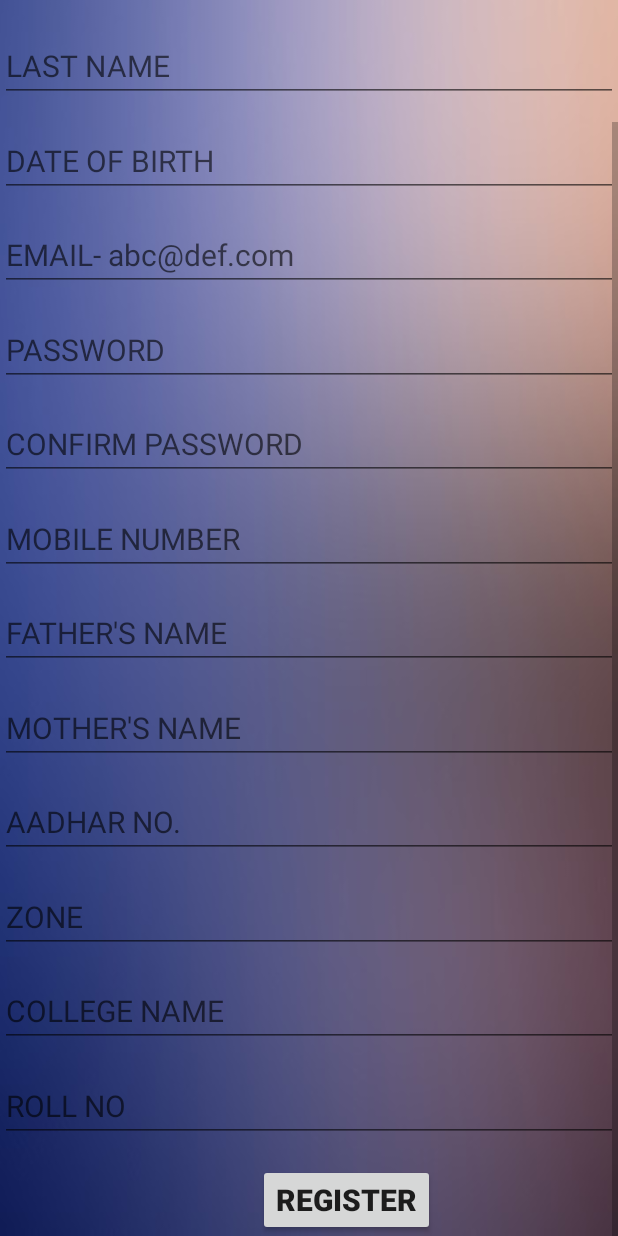
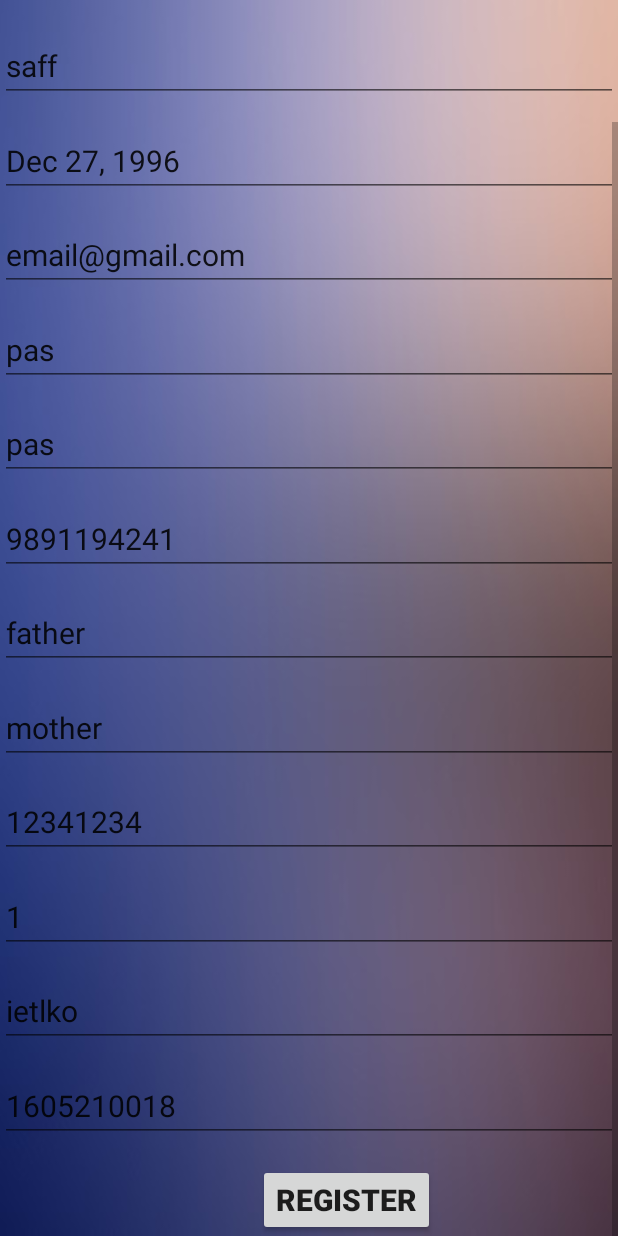
Before and after one commit to devabhi36/Pravah18, an Android app: the Register screen opened directly, with no data from a screen before it, scrolled down 90 dp, on a phone screen of 412 x 824 dp. Run offline under Robolectric (Android 15) with nearby library versions, the phone set to English and light mode, and no system bars.

Commit message:
Added backend registration ability.
Added network connection to the php script, establishing connection to the mysql database to register the participant based on entered information.

```diff
--- a/app/src/main/res/layout/activity_register.xml
+++ b/app/src/main/res/layout/activity_register.xml
@@ -22,83 +22,121 @@
             <EditText
                 android:layout_width="match_parent"
                 android:layout_height="wrap_content"
+                android:id="@+id/firstname"
                 android:hint="FIRST NAME"
                 android:textSize="20dp"
+                android:text="sas"
                 android:layout_marginTop="47dp" />
+
             <EditText
                 android:layout_width="match_parent"
                 android:layout_height="wrap_content"
+                android:id="@+id/lastname"
                 android:hint="LAST NAME"
+                android:text="saff"
                 android:textSize="20dp"
                 android:layout_marginTop="110dp" />
+
             <EditText
                 android:layout_width="match_parent"
                 android:layout_height="wrap_content"
+                android:id="@+id/dob"
                 android:hint="DATE OF BIRTH"
                 android:textSize="20dp"
+                android:text="Dec 27, 1996"
                 android:layout_marginTop="173dp"
-        android:onClick="dob"
-        android:id="@+id/dob"/>
+                android:onClick="dob" />
+
             <EditText
                 android:layout_width="match_parent"
                 android:layout_height="wrap_content"
+                android:id="@+id/email"
                 android:hint="EMAIL- abc@def.com"
                 android:textSize="20dp"
+                android:text="email@gmail.com"
                 android:layout_marginTop="236dp" />
+
             <EditText
                 android:layout_width="match_parent"
                 android:layout_height="wrap_content"
+                android:id="@+id/password"
                 android:hint="PASSWORD"
+                android:text="pas"
                 android:textSize="20dp"
                 android:layout_marginTop="299dp" />
+
             <EditText
                 android:layout_width="match_parent"
                 android:layout_height="wrap_content"
+                android:text="pas"
                 android:hint="CONFIRM PASSWORD"
+                android:id="@+id/cpassword"
                 android:textSize="20dp"
                 android:layout_marginTop="362dp" />
+
             <EditText
                 android:layout_width="match_parent"
                 android:layout_height="wrap_content"
+                android:id="@+id/mobile"
                 android:hint="MOBILE NUMBER"
+                android:text="9891194241"
                 android:textSize="20dp"
                 android:layout_marginTop="425dp" />
+
             <EditText
                 android:layout_width="match_parent"
                 android:layout_height="wrap_content"
+                android:id="@+id/fathername"
                 android:hint="FATHER'S NAME"
+                android:text="father"
                 android:textSize="20dp"
                 android:layout_marginTop="488dp" />
+
             <EditText
                 android:layout_width="match_parent"
                 android:layout_height="wrap_content"
+                android:id="@+id/mothername"
                 android:hint="MOTHER'S NAME"
                 android:textSize="20dp"
+                android:text="mother"
                 android:layout_marginTop="551dp" />
+
             <EditText
                 android:layout_width="match_parent"
                 android:layout_height="wrap_content"
-                android:hint="AADHAR NO."
+                android:id="@+id/aadhaar"
+                android:hint="AADHAAR NO."
+                android:text="12341234"
                 android:textSize="20dp"
                 android:layout_marginTop="614dp" />
+
             <EditText
                 android:layout_width="match_parent"
                 android:layout_height="wrap_content"
+                android:id="@+id/zone"
                 android:hint="ZONE"
+                android:text="1"
                 android:textSize="20dp"
                 android:layout_marginTop="677dp" />
+
             <EditText
                 android:layout_width="match_parent"
                 android:layout_height="wrap_content"
+                android:id="@+id/college"
                 android:hint="COLLEGE NAME"
                 android:textSize="20dp"
+                android:text="ietlko"
                 android:layout_marginTop="740dp" />
+
             <EditText
                 android:layout_width="match_parent"
                 android:layout_height="wrap_content"
+                android:id="@+id/rollno"
                 android:hint="ROLL NO"
+                android:text="1605210018"
                 android:textSize="20dp"
                 android:layout_marginTop="803dp" />
+
             <Button
                 android:layout_width="wrap_content"
                 android:layout_height="wrap_content"
@@ -111,7 +149,6 @@
                 android:layout_marginRight="122dp"
                 android:layout_marginEnd="122dp"
                 android:layout_marginTop="866dp"/>
-
         </RelativeLayout>
     </ScrollView>
 </RelativeLayout>
```
Also changed, not shown: app/src/main/java/com/example/abhinay/pravah/MainActivity.java (+2 -23 lines), app/src/main/java/com/example/abhinay/pravah/Register.java (+229 -1 lines). Lines whose indentation alone changed are shown as unchanged.
